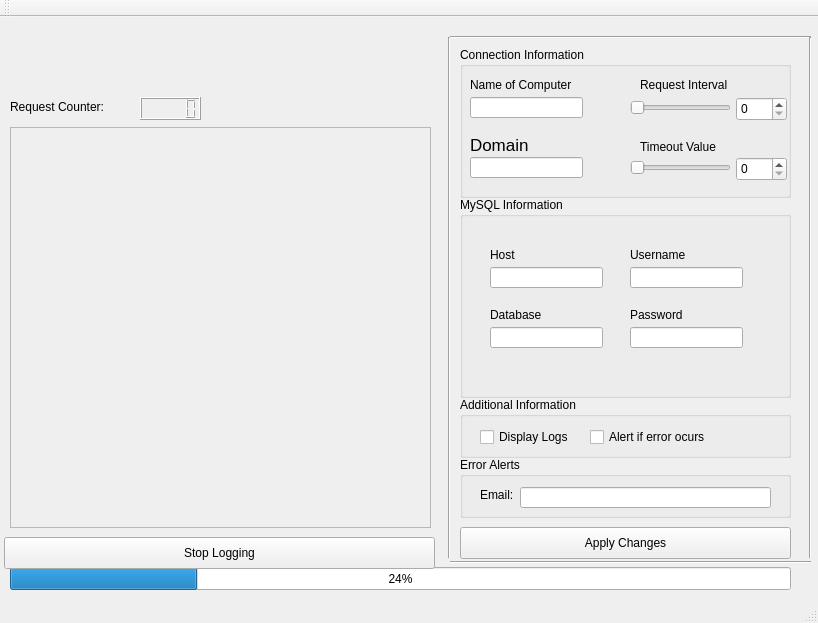
ChannelJuanNews/NetworkTester, file QtGUI/NetworkTesterGUI/mainwindow.ui: the form before one commit.
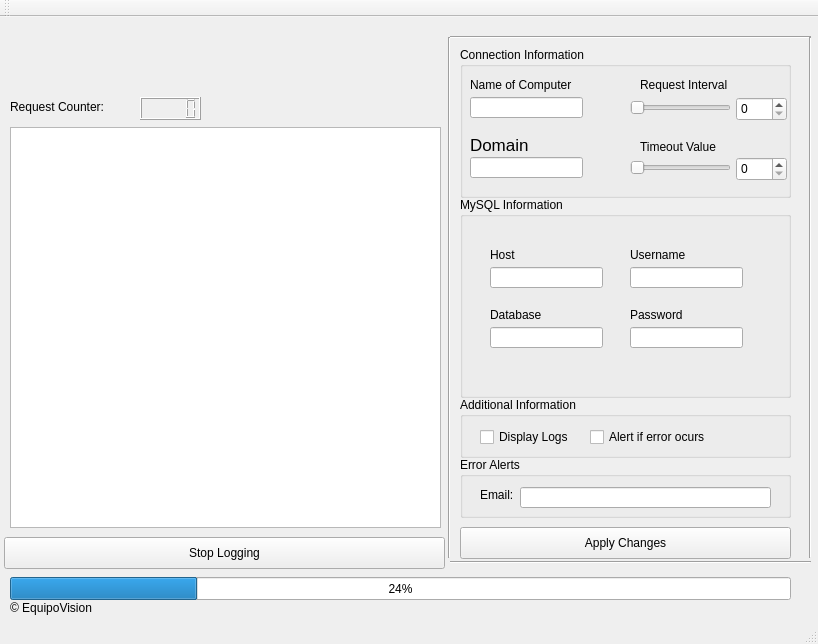
The form after the commit. Icons and pictures are not drawn.

The edit to the form file:
```diff
--- a/QtGUI/NetworkTesterGUI/mainwindow.ui
+++ b/QtGUI/NetworkTesterGUI/mainwindow.ui
@@ -10,9 +10,15 @@
     <x>0</x>
     <y>0</y>
     <width>818</width>
-    <height>623</height>
+    <height>644</height>
    </rect>
   </property>
+  <property name="maximumSize">
+   <size>
+    <width>818</width>
+    <height>644</height>
+   </size>
+  </property>
   <property name="windowTitle">
    <string>MainWindow</string>
   </property>
@@ -21,7 +27,7 @@
     <property name="geometry">
      <rect>
       <x>10</x>
-      <y>550</y>
+      <y>560</y>
       <width>781</width>
       <height>23</height>
      </rect>
@@ -311,29 +317,6 @@
      <enum>Qt::Vertical</enum>
     </property>
    </widget>
-   <widget class="QScrollArea" name="LogScrollArea">
-    <property name="geometry">
-     <rect>
-      <x>10</x>
-      <y>110</y>
-      <width>421</width>
-      <height>401</height>
-     </rect>
-    </property>
-    <property name="widgetResizable">
-     <bool>true</bool>
-    </property>
-    <widget class="QWidget" name="scrollAreaWidgetContents">
-     <property name="geometry">
-      <rect>
-       <x>0</x>
-       <y>0</y>
-       <width>419</width>
-       <height>399</height>
-      </rect>
-     </property>
-    </widget>
-   </widget>
    <widget class="Line" name="TopLine">
     <property name="geometry">
      <rect>
@@ -430,7 +413,7 @@
      <rect>
       <x>4</x>
       <y>520</y>
-      <width>431</width>
+      <width>441</width>
       <height>32</height>
      </rect>
     </property>
@@ -516,6 +499,37 @@
      <string>Request Counter:</string>
     </property>
    </widget>
+   <widget class="QTextEdit" name="LogMessage">
+    <property name="geometry">
+     <rect>
+      <x>10</x>
+      <y>110</y>
+      <width>431</width>
+      <height>401</height>
+     </rect>
+    </property>
+    <property name="font">
+     <font>
+      <pointsize>10</pointsize>
+     </font>
+    </property>
+    <property name="readOnly">
+     <bool>false</bool>
+    </property>
+   </widget>
+   <widget class="QLabel" name="CopyrightEQ">
+    <property name="geometry">
+     <rect>
+      <x>10</x>
+      <y>570</y>
+      <width>101</width>
+      <height>41</height>
+     </rect>
+    </property>
+    <property name="text">
+     <string>© EquipoVision</string>
+    </property>
+   </widget>
   </widget>
   <widget class="QMenuBar" name="menuBar">
    <property name="geometry">
```
Left out of the diff: 3 changed lines with no effect on the pictures.
